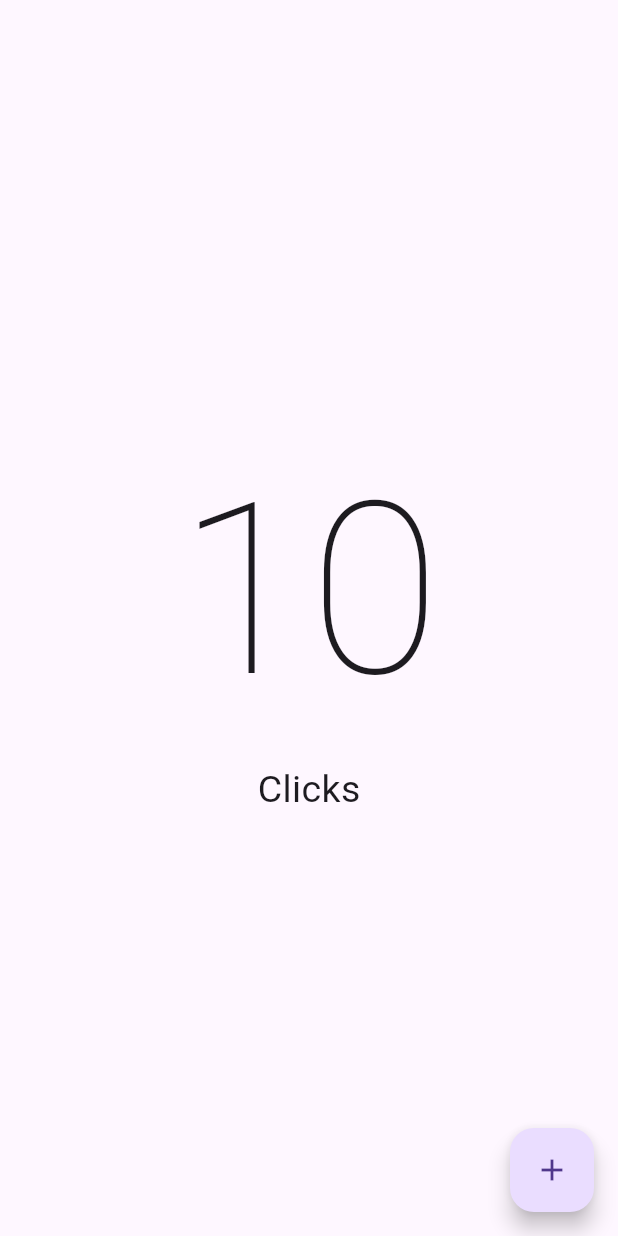
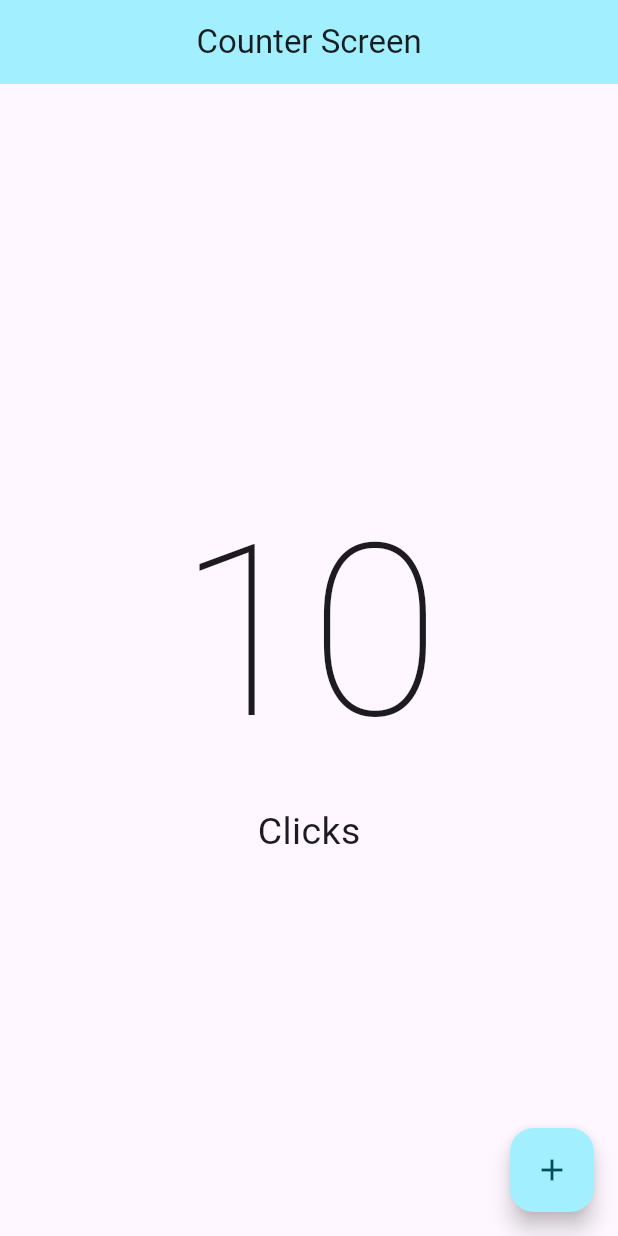
Before and after one commit to eacardenase/flutter-op-counter, a Flutter app: the screen it shows after launch, on a phone screen of 412 x 824 dp. Run offline on Flutter 3.47's test engine with Material 3 defaults, Android fonts, the phone set to English and light mode, and no system bars.

Commit message:
feat: add simple theme

```diff
--- a/lib/main.dart
+++ b/lib/main.dart
@@ -5,14 +5,22 @@
   runApp(const App());
 }
 
+final colorScheme = ColorScheme.fromSeed(seedColor: Colors.cyan);
+
 class App extends StatelessWidget {
   const App({super.key});
 
   @override
   Widget build(BuildContext context) {
-    return const MaterialApp(
-      home: CounterScreen(),
+    return MaterialApp(
       debugShowCheckedModeBanner: false,
+      theme: ThemeData().copyWith(
+        colorScheme: colorScheme,
+        appBarTheme: const AppBarTheme().copyWith(
+          backgroundColor: colorScheme.primaryContainer,
+        ),
+      ),
+      home: const CounterScreen(),
     );
   }
 }
--- a/lib/presentation/screens/counter/counter_screen.dart
+++ b/lib/presentation/screens/counter/counter_screen.dart
@@ -6,6 +6,10 @@ class CounterScreen extends StatelessWidget {
   @override
   Widget build(BuildContext context) {
     return Scaffold(
+      appBar: AppBar(
+        title: const Text('Counter Screen'),
+        centerTitle: true,
+      ),
       body: const Center(
         child: Column(
           mainAxisAlignment: MainAxisAlignment.center,
```
